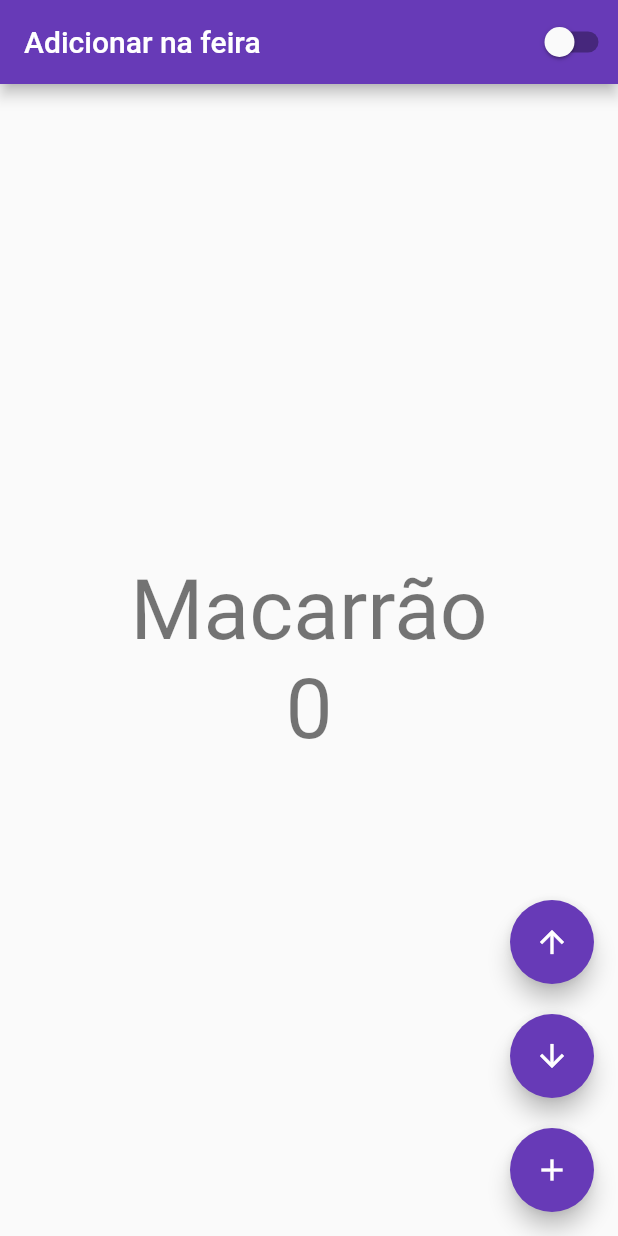
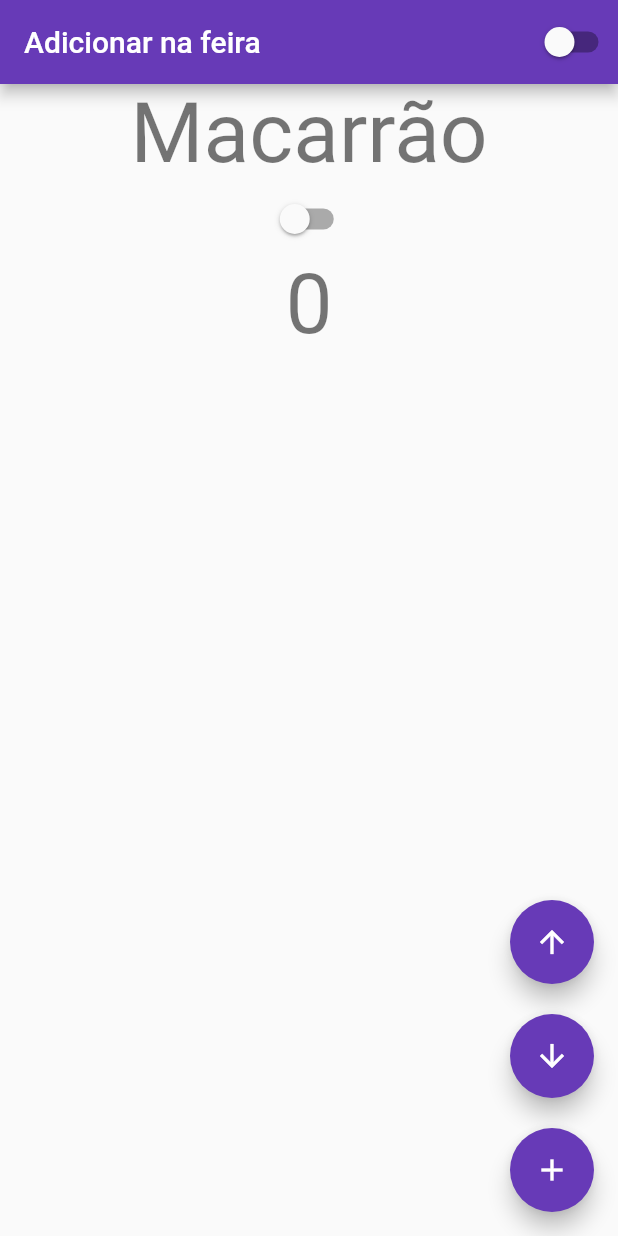
Before and after one commit to lucassverissimo/OlaMundo_Flutter, a Flutter app: the screen it shows after launch, on a phone screen of 412 x 824 dp. Run offline on Flutter 3.47's test engine with Material 2 defaults, Android fonts, the phone set to English and light mode, and no system bars.

Commit message:
criando container

```diff
--- a/ola_mundo/lib/home_page.dart
+++ b/ola_mundo/lib/home_page.dart
@@ -46,14 +46,17 @@ class _HomePageState extends State<HomePage> {
 
           ],
         ),
-        body: Center(
+        body: Container(
+          width: double.infinity,
+          height: double.infinity,
           child: Column(
-            mainAxisAlignment: MainAxisAlignment.center,
             children: <Widget>[
               Text (
                 'Macarrão',
                 style: Theme.of(context).textTheme.displayMedium,
               ),
+              CustomSwitcher(),
+
               Text(
                 '$_counter',
                 style: Theme.of(context).textTheme.displayMedium,
```
